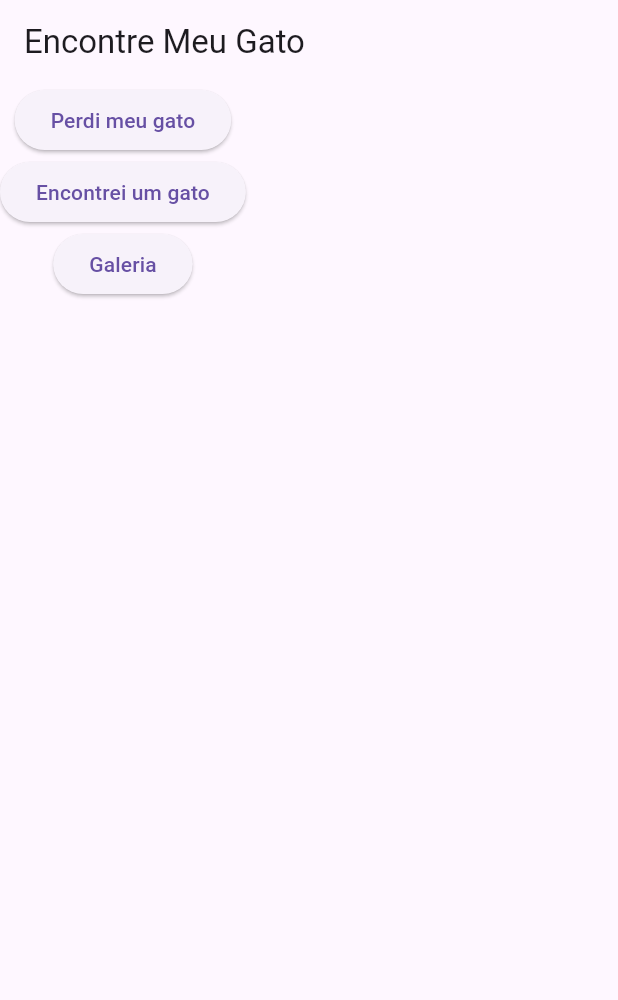
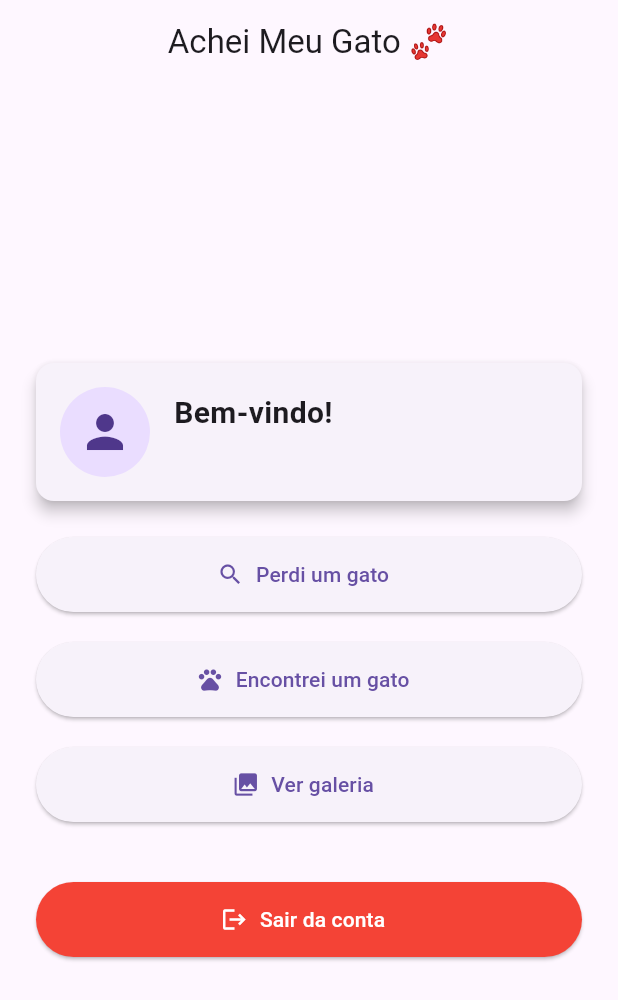
Before and after one commit to BrunoFhome/Projeto_di_2025, a Flutter app: the HomeScreen screen opened directly, on a phone screen of 412 x 824 dp. Shown: the top 1000 px of the screen. Run offline on Flutter 3.47's test engine with Material 3 defaults, Android fonts, the phone set to English and light mode, and no system bars; our stand-ins replace cached_network_image, cloud_firestore, firebase_auth, firebase_core, image_picker; accounts and stored records are empty.

```diff
--- a/lib/screens/home_screen.dart
+++ b/lib/screens/home_screen.dart
@@ -1,36 +1,136 @@
 import 'package:flutter/material.dart';
-import 'package:encontre_meu_gato/screens/upload_lost_pet_screen.dart';
-
+import 'package:firebase_auth/firebase_auth.dart';
+import 'package:cloud_firestore/cloud_firestore.dart';
+import 'upload_lost_pet_screen.dart';
+import 'upload_found_pet_screen.dart';
+import 'pet_gallery_screen.dart';
 
 class HomeScreen extends StatelessWidget {
+  const HomeScreen({super.key});
+
+  void _navigateTo(BuildContext context, Widget screen) {
+    Navigator.of(context).push(
+      MaterialPageRoute(builder: (_) => screen),
+    );
+  }
+
+  Future<void> _logout(BuildContext context) async {
+    try {
+      await FirebaseAuth.instance.signOut();
+      // Navigate back to login screen after successful logout
+      if (context.mounted) {
+        Navigator.of(context).pushReplacementNamed('/login');
+      }
+    } catch (e) {
+      ScaffoldMessenger.of(context).showSnackBar(
+        SnackBar(content: Text('Erro ao sair: ${e.toString()}')),
+      );
+    }
+  }
+
   @override
   Widget build(BuildContext context) {
+    final user = FirebaseAuth.instance.currentUser;
+
     return Scaffold(
-      appBar: AppBar(title: Text('Encontre Meu Gato')),
-      body: Column(
-        children: [
-          ElevatedButton(
-            onPressed: () {
-              Navigator.push(context,
-                MaterialPageRoute(builder: (_) => UploadLostPetScreen()));
-            },
-            child: Text('Perdi meu gato'),
+      appBar: AppBar(
+        title: const Text('Achei Meu Gato 🐾'),
+        centerTitle: true,
+      ),
+      body: Center(
+        child: Padding(
+          padding: const EdgeInsets.all(24.0),
+          child: Column(
+            mainAxisAlignment: MainAxisAlignment.center,
+            children: [
+              // Display only user email
+              if (user != null)
+                Card(
+                  elevation: 4,
+                  margin: const EdgeInsets.only(bottom: 24),
+                  child: Padding(
+                    padding: const EdgeInsets.all(16.0),
+                    child: Row(
+                      children: [
+                        const CircleAvatar(
+                          radius: 30,
+                          child: Icon(Icons.person, size: 36),
+                        ),
+                        const SizedBox(width: 16),
+                        Expanded(
+                          child: Column(
+                            crossAxisAlignment: CrossAxisAlignment.start,
+                            children: [
+                              Text(
+                                'Bem-vindo!',
+                                style: const TextStyle(
+                                  fontSize: 20,
+                                  fontWeight: FontWeight.bold,
+                                ),
+                              ),
+                              const SizedBox(height: 4),
+                              Text(
+                                user.email ?? '',
+                                style: TextStyle(
+                                  color: Colors.grey[600],
+                                ),
+                              ),
+                            ],
+                          ),
+                        ),
+                      ],
+                    ),
+                  ),
+                ),
+              if (user == null)
+                const Card(
+                  elevation: 4,
+                  margin: EdgeInsets.only(bottom: 24),
+                  child: Padding(
+                    padding: EdgeInsets.all(16.0),
+                    child: Text('Please log in to view your profile'),
+                  ),
+                ),
+              ElevatedButton.icon(
+                icon: const Icon(Icons.search),
+                label: const Text('Perdi um gato'),
+                onPressed: () => _navigateTo(context, UploadLostPetScreen()),
+                style: ElevatedButton.styleFrom(
+                  minimumSize: const Size(double.infinity, 50),
+                ),
+              ),
+              const SizedBox(height: 20),
+              ElevatedButton.icon(
+                icon: const Icon(Icons.pets),
+                label: const Text('Encontrei um gato'),
+                onPressed: () => _navigateTo(context, UploadFoundPetScreen()),
+                style: ElevatedButton.styleFrom(
+                  minimumSize: const Size(double.infinity, 50),
+                ),
+              ),
+              const SizedBox(height: 20),
+              ElevatedButton.icon(
+                icon: const Icon(Icons.photo_library),
+                label: const Text('Ver galeria'),
+                onPressed: () => _navigateTo(context, const GalleryScreen()),
+                style: ElevatedButton.styleFrom(
+                  minimumSize: const Size(double.infinity, 50),
+                ),
+              ),
+              const SizedBox(height: 40),
+              ElevatedButton.icon(
+                icon: const Icon(Icons.logout),
+                label: const Text('Sair da conta'),
+                onPressed: () => _logout(context),
+                style: ElevatedButton.styleFrom(
+                  minimumSize: const Size(double.infinity, 50),
+                  backgroundColor: Colors.red,
+                  foregroundColor: Colors.white,
+                ),
+              ),
+            ],
           ),
-          ElevatedButton(
-            onPressed: () {
-              Navigator.push(context,
-                MaterialPageRoute(builder: (_) => UploadFoundPetScreen()));
-            },
-            child: Text('Encontrei um gato'),
-          ),
-          ElevatedButton(
-            onPressed: () {
-              Navigator.push(context,
-                MaterialPageRoute(builder: (_) => PetGalleryScreen()));
-            },
-            child: Text('Galeria'),
-          ),
-        ],
+        ),
       ),
     );
   }
```
Also changed, not shown: lib/main.dart (+55 -6 lines), lib/screens/firebase_auth.dart (added, +202 -0 lines), lib/screens/pet_gallery_screen.dart (+73 -0 lines), lib/screens/upload_found_pet_screen.dart (+149 -0 lines), lib/screens/upload_lost_pet_screen.dart (+28 -25 lines), pubspec.yaml (+7 -4 lines), pubspec.lock, 9 other files.
